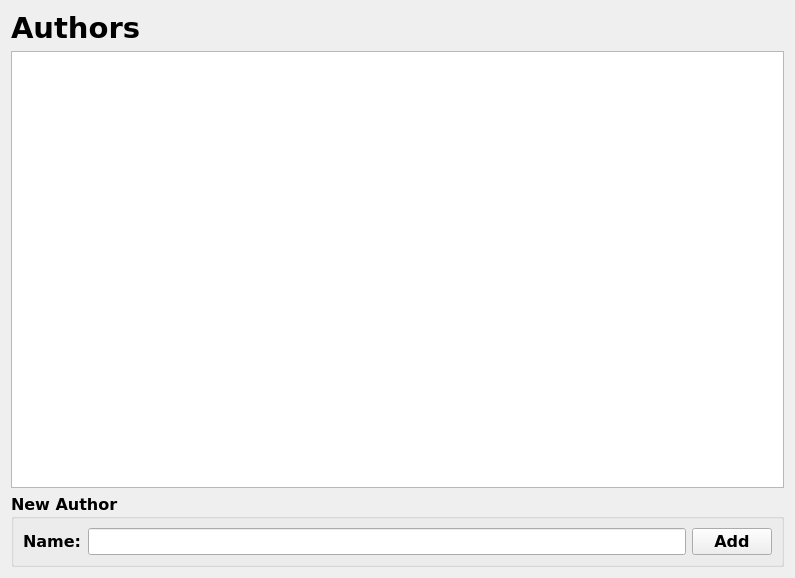
NiroSugir/LibraryManagementSystem, file LibraryManagementSystem/widgets/author/authorview.ui: the form before one commit.
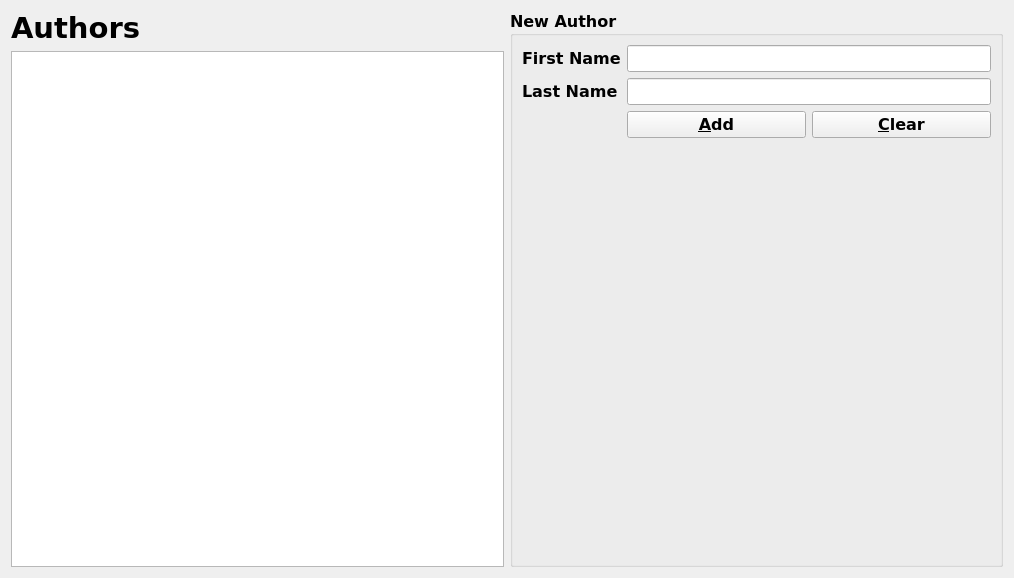
The form after the commit.

Commit message: create authors mvc

The edit to the form file:
```diff
--- a/LibraryManagementSystem/widgets/author/authorview.ui
+++ b/LibraryManagementSystem/widgets/author/authorview.ui
@@ -6,7 +6,7 @@
    <rect>
     <x>0</x>
     <y>0</y>
-    <width>795</width>
+    <width>1014</width>
     <height>578</height>
    </rect>
   </property>
@@ -21,6 +21,8 @@
   <property name="windowTitle">
    <string>Form</string>
   </property>
+  <layout class="QHBoxLayout" name="horizontalLayout_2">
+   <item>
   <layout class="QVBoxLayout" name="verticalLayout">
    <item>
     <widget class="QLabel" name="label">
@@ -38,44 +40,70 @@
     </widget>
    </item>
    <item>
-    <widget class="QListView" name="listViewAuthors">
-     <property name="font">
-      <font>
-       <family>Verdana</family>
-       <pointsize>10</pointsize>
-      </font>
-     </property>
-     <property name="editTriggers">
-      <set>QAbstractItemView::NoEditTriggers</set>
-     </property>
-    </widget>
+      <widget class="QTableWidget" name="tableWidgetAuthors"/>
+     </item>
+    </layout>
    </item>
    <item>
     <widget class="QGroupBox" name="groupBox">
      <property name="title">
       <string>New Author</string>
      </property>
-     <layout class="QHBoxLayout" name="horizontalLayout_2">
+     <layout class="QVBoxLayout" name="verticalLayout_2">
       <item>
+       <layout class="QGridLayout" name="gridLayout">
+        <item row="1" column="1">
+         <widget class="QLineEdit" name="lineEditLastName"/>
+        </item>
+        <item row="2" column="1">
        <layout class="QHBoxLayout" name="horizontalLayout">
         <item>
+           <widget class="QPushButton" name="buttonSubmit">
+            <property name="text">
+             <string>&amp;Add</string>
+            </property>
+           </widget>
+          </item>
+          <item>
+           <widget class="QPushButton" name="buttonReset">
+            <property name="text">
+             <string>&amp;Clear</string>
+            </property>
+           </widget>
+          </item>
+         </layout>
+        </item>
+        <item row="0" column="1">
+         <widget class="QLineEdit" name="lineEditFirstName"/>
+        </item>
+        <item row="0" column="0">
          <widget class="QLabel" name="label_2">
           <property name="text">
-           <string>Name:</string>
+           <string>First Name</string>
           </property>
          </widget>
         </item>
-        <item>
-         <widget class="QLineEdit" name="lineEditAuthorName"/>
-        </item>
-       </layout>
-      </item>
-      <item>
-       <widget class="QPushButton" name="buttonSubmitAuthor">
+        <item row="1" column="0">
+         <widget class="QLabel" name="label_3">
         <property name="text">
-         <string>Add</string>
-        </property>
-       </widget>
+           <string>Last Name</string>
+          </property>
+         </widget>
+        </item>
+        <item row="3" column="1">
+         <spacer name="verticalSpacer">
+          <property name="orientation">
+           <enum>Qt::Vertical</enum>
+          </property>
+          <property name="sizeHint" stdset="0">
+           <size>
+            <width>20</width>
+            <height>40</height>
+           </size>
+          </property>
+         </spacer>
+        </item>
+       </layout>
       </item>
      </layout>
     </widget>
```
Lines whose indentation alone changed are shown as unchanged. The commit also changes 14 other files.
